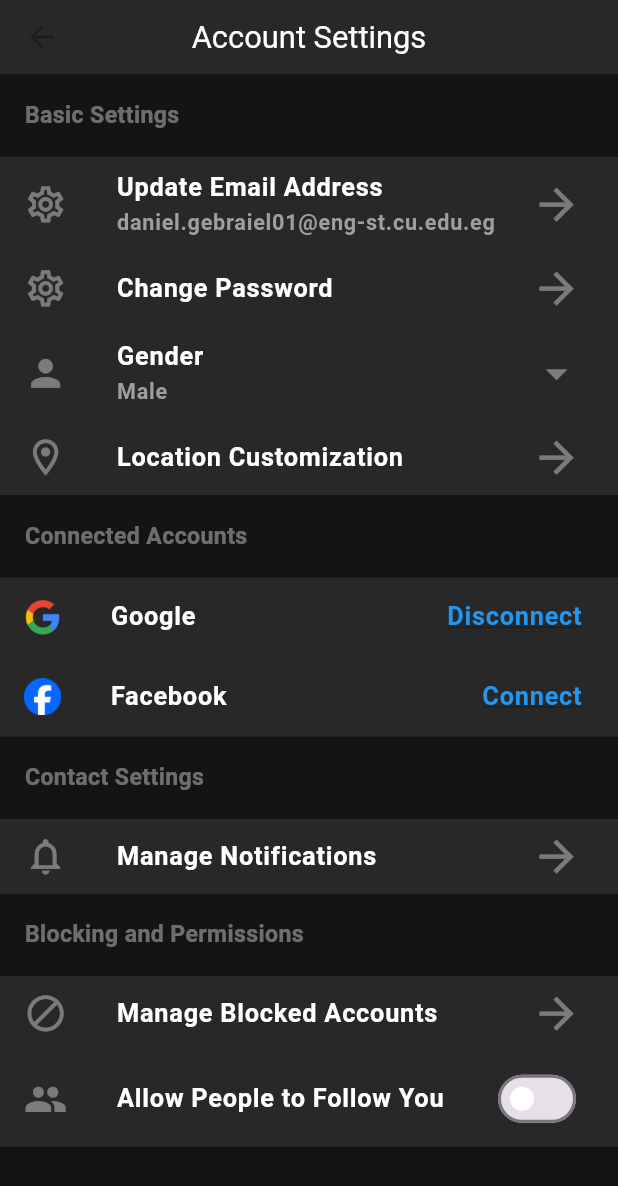
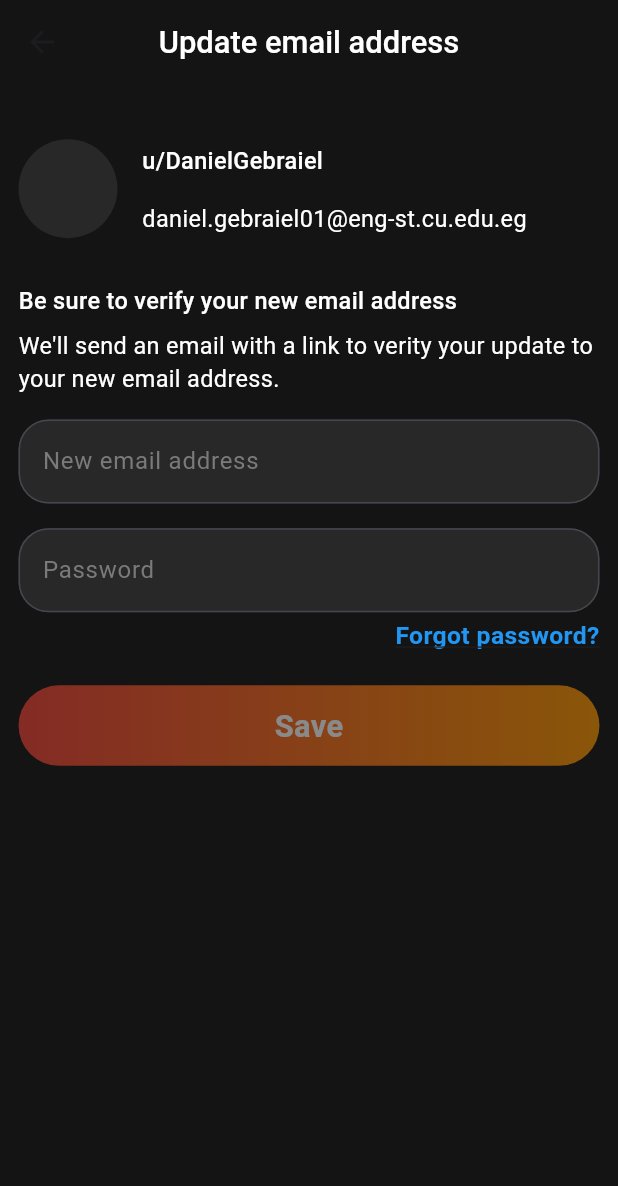
Before and after one commit to L-Ham/Cross, a Flutter app: the screen it shows after launch, after a tap on "Update Email Address", on a phone screen of 412 x 824 dp. Shown: the top 1186 px of the screen. Run offline on Flutter 3.47's test engine with Material 3 defaults, Android fonts, the phone set to English and light mode, and no system bars.

Commit message:
Refactoring of code & added Interactive text component + Update email address screen

```diff
--- a/lib/components/general_components/gradient_button.dart
+++ b/lib/components/general_components/gradient_button.dart
@@ -5,15 +5,21 @@ class GradientButton extends StatelessWidget {
   const GradientButton({
     super.key,
     required this.isPassFocused,
+    required this.buttonTitle,
+    required this.onTap
   });
 
   final bool isPassFocused;
+  final String buttonTitle;
+  final Function onTap;
 
   @override
   Widget build(BuildContext context) {
     return GestureDetector(
       onTap: () {
-        if (isPassFocused) {}
+        if (isPassFocused) {
+          onTap();
+        }
       },
       child: Opacity(
         opacity: isPassFocused ? 1 : 0.5,
@@ -29,7 +35,7 @@ class GradientButton extends StatelessWidget {
           ),
           child: Center(
             child: Text(
-              'Confirm',
+              buttonTitle,
               style: TextStyle(
                 color: Colors.white,
                 fontSize: ScreenSizeHandler.bigger * 0.025,
--- /dev/null
+++ b/lib/components/general_components/interactive_text.dart
@@ -0,0 +1,23 @@
+import 'package:flutter/material.dart';
+import 'package:reddit_bel_ham/constants.dart';
+import 'package:reddit_bel_ham/utilities/screen_size_handler.dart';
+
+class InteractiveText extends StatelessWidget {
+  const InteractiveText({super.key, required this.text, required this.onTap});
+
+  final String text;
+  final Function() onTap;
+
+  @override
+  Widget build(BuildContext context) {
+    return GestureDetector(
+      onTap: onTap,
+      child: Text(
+        text,
+        style: kInteractiveTextStyle.copyWith(
+          fontSize: ScreenSizeHandler.bigger * kInteractiveTextHeightRatio,
+        ),
+      ),
+    );
+  }
+}
--- /dev/null
+++ b/lib/components/settings_components/user_information_card.dart
@@ -0,0 +1,55 @@
+import 'package:flutter/material.dart';
+import 'package:reddit_bel_ham/constants.dart';
+import 'package:reddit_bel_ham/utilities/screen_size_handler.dart';
+
+class UserInformationCard extends StatelessWidget {
+  const UserInformationCard({
+    super.key,
+    required this.username,
+    required this.email,
+    this.imageUrl,
+  });
+
+  final String username;
+  final String email;
+  final String? imageUrl;
+
+  @override
+  Widget build(BuildContext context) {
+    return Row(
+      children: [
+        CircleAvatar(
+          backgroundColor: kFillingColor,
+          radius: ScreenSizeHandler.bigger * 0.04,
+          backgroundImage: imageUrl != null ? NetworkImage(imageUrl!) : null,
+        ),
+        Column(
+          crossAxisAlignment: CrossAxisAlignment.start,
+          children: [
+            Padding(
+              padding: EdgeInsets.symmetric(
+                  horizontal: ScreenSizeHandler.smaller * 0.04,
+                  vertical: ScreenSizeHandler.bigger * 0.01),
+              child: Text(
+                "u/$username",
+                style: kSettingsSubHeaderTextStyle.copyWith(
+                    fontSize: ScreenSizeHandler.bigger * kSettingsTextRatio),
+              ),
+            ),
+            Padding(
+              padding: EdgeInsets.symmetric(
+                  horizontal: ScreenSizeHandler.smaller * 0.04,
+                  vertical: ScreenSizeHandler.bigger * 0.01),
+              child: Text(
+                email,
+                style: kSettingsBodyTextStyle.copyWith(
+                  fontSize: ScreenSizeHandler.bigger * kSettingsTextRatio,
+                ),
+              ),
+            )
+          ],
+        )
+      ],
+    );
+  }
+}
--- a/lib/constants.dart
+++ b/lib/constants.dart
@@ -19,6 +19,8 @@ const double kSettingsTileSubtextRatio = 0.0175;
 const double kSettingsTrailingIconRatio = 0.041;
 const double kSettingsSegmentTextRatio = 0.0187;
 const double kAppBarTitleFontSizeRatio = 0.025;
+const double kSettingsTextRatio = 0.019;
+const double kInteractiveTextHeightRatio = 0.02;
 
 const kPageTitleStyle =
     TextStyle(fontWeight: FontWeight.w500, color: Colors.white);
@@ -27,7 +29,7 @@ TextStyle kSettingsIconTextStyle = const TextStyle(
   fontWeight: FontWeight.w600,
   color: Colors.white,
 );
-TextStyle kSettingsConnectedAccountsTextStyle = const TextStyle(
+TextStyle kInteractiveTextStyle = const TextStyle(
   color: Colors.blue,
   fontWeight: FontWeight.bold,
   decoration: TextDecoration.underline,
@@ -38,5 +40,8 @@ TextStyle kSettingsSegmentTileTextStyle = const TextStyle(
   color: Colors.white38,
 );
 
-TextStyle kDisconnectConnectedAccountsScreenTextStyle =
+TextStyle kSettingsSubHeaderTextStyle =
     const TextStyle(color: Colors.white, fontWeight: FontWeight.w500);
+
+TextStyle kSettingsBodyTextStyle =
+    const TextStyle(color: Colors.white, fontWeight: FontWeight.w400);
--- a/lib/main.dart
+++ b/lib/main.dart
@@ -3,6 +3,7 @@ import 'package:reddit_bel_ham/screens/connected_accounts_disconnect_screen.dart
 import 'package:reddit_bel_ham/screens/create_community.dart';
 import 'package:reddit_bel_ham/utilities/screen_size_handler.dart';
 import 'screens/account_settings_screen.dart';
+import 'package:reddit_bel_ham/screens/update_email_address_screen.dart';
 
 void main() {
   runApp(const RedditBElham());
@@ -23,6 +24,7 @@ class RedditBElham extends StatelessWidget {
         "create_community_screen": (context) => const CreateCommunityScreen(),
         "account_settings_screen": (context) => const AccountSettingsScreen(),
         "connected_accounts_disconnect_screen": (context) => const DisconnectScreen(),
+        "update_email_address_screen": (context) => const UpdateEmailAddressScreen(),
       },
       initialRoute: "account_settings_screen",
     );
--- a/lib/screens/account_settings_screen.dart
+++ b/lib/screens/account_settings_screen.dart
@@ -8,6 +8,7 @@ import 'package:reddit_bel_ham/components/settings_components/settings_tile.dart
 import 'package:reddit_bel_ham/components/settings_components/settings_tile_leading_icon.dart';
 import 'package:reddit_bel_ham/components/settings_components/settings_tile_image.dart';
 import 'package:reddit_bel_ham/components/settings_components/settings_tile_trailing_icon.dart';
+import 'package:reddit_bel_ham/components/general_components/interactive_text.dart';
 
 class AccountSettingsScreen extends StatefulWidget {
   const AccountSettingsScreen({super.key});
@@ -20,10 +21,10 @@ class _AccountSettingsScreenState extends State<AccountSettingsScreen> {
   String gender = "Male";
   String connectedEmailAddress = "daniel.gebraiel01@eng-st.cu.edu.eg";
   bool allowPeopleToFollowYou = false;
+  bool isConnectedToGoogle = true;
 
   @override
   Widget build(BuildContext context) {
-
     return MaterialApp(
       debugShowCheckedModeBanner: false,
       home: Scaffold(
@@ -34,11 +35,11 @@ class _AccountSettingsScreenState extends State<AccountSettingsScreen> {
               icon: const Icon(Icons.arrow_back),
               onPressed: () {
                 Navigator.pop(context);
-            }
-          ),
+              }),
           title: Text(
             "Account Settings",
-            style: TextStyle(color: Colors.white, fontSize: ScreenSizeHandler.bigger * 0.025),
+            style: kPageTitleStyle.copyWith(
+                fontSize: ScreenSizeHandler.bigger * kAppBarTitleFontSizeRatio),
           ),
           centerTitle: true,
         ),
@@ -61,7 +62,10 @@ class _AccountSettingsScreenState extends State<AccountSettingsScreen> {
                           trailingIcon: Icons.arrow_forward,
                         ),
                         subtitleText: connectedEmailAddress,
-                        onTap: () {},
+                        onTap: () {
+                          Navigator.pushNamed(
+                              context, 'update_email_address_screen');
+                        },
                       ),
                       SettingsTile(
                         leadingIcon: const SettingsTileLeadingIcon(
@@ -123,26 +127,19 @@ class _AccountSettingsScreenState extends State<AccountSettingsScreen> {
                           assetImageData: 'assets/images/google_logo.png',
                         ),
                         titleText: "Google",
-                        trailingWidget: Text(
-                          "Disconnect",
-                          style: kSettingsConnectedAccountsTextStyle.copyWith(
-                            fontSize: ScreenSizeHandler.bigger * kSettingsTileTextRatio,
-                          ),
-                        ),
+                        trailingWidget: isConnectedToGoogle
+                            ? InteractiveText(
+                                text: "Disconnect",
                                 onTap: () {
-                          Navigator.pushNamed(context, "connected_accounts_disconnect_screen");
+                                  Navigator.pushNamed(context,
+                                      'connected_accounts_disconnect_screen');
                                 },
-                      ),
-                      SettingsTile(
-                        leadingIcon: const SettingsTileImage(
-                          assetImageData: 'assets/images/facebook_logo.png',
-                        ),
-                        titleText: "Facebook",
-                        trailingWidget: Text(
-                          "Connect",
-                          style: kSettingsConnectedAccountsTextStyle.copyWith(
-                            fontSize: ScreenSizeHandler.bigger * kSettingsTileTextRatio,
-                          ),
+                              )
+                            : InteractiveText(
+                                text: "Connect",
+                                onTap: () {
+                                  //TODO: Implement the connect functionality
+                                },
                               ),
                         onTap: () {},
                       ),
--- a/lib/screens/change_gender_bottom_sheet.dart
+++ b/lib/screens/change_gender_bottom_sheet.dart
@@ -55,7 +55,7 @@ class _ChangeGenderBottomSheetState extends State<ChangeGenderBottomSheet> {
                     },
                     child: Text(
                       "Done",
-                      style: kSettingsConnectedAccountsTextStyle.copyWith(
+                      style: kInteractiveTextStyle.copyWith(
                           fontSize: ScreenSizeHandler.bigger * 0.022),
                     ),
                   )
--- a/lib/screens/connected_accounts_disconnect_screen.dart
+++ b/lib/screens/connected_accounts_disconnect_screen.dart
@@ -3,6 +3,8 @@ import 'package:reddit_bel_ham/components/credentials_text_field.dart';
 import 'package:reddit_bel_ham/constants.dart';
 import 'package:reddit_bel_ham/utilities/screen_size_handler.dart';
 import 'package:reddit_bel_ham/components/general_components/gradient_button.dart';
+import 'package:reddit_bel_ham/components/general_components/interactive_text.dart';
+import 'package:reddit_bel_ham/components/settings_components/user_information_card.dart';
 
 class DisconnectScreen extends StatefulWidget {
   const DisconnectScreen({super.key});
@@ -15,13 +17,15 @@ class _DisconnectScreenState extends State<DisconnectScreen> {
   TextEditingController passController = TextEditingController();
   bool isPassObscure = true;
   bool isPassFocused = false;
+  String email = "daniel.gebraiel01@eng-st.cu.edu.eg";
+  String username = "DanielGebraiel";
 
   @override
   Widget build(BuildContext context) {
     return Scaffold(
       backgroundColor: kBackgroundColor,
       appBar: AppBar(
-        backgroundColor: kFillingColor,
+        backgroundColor: kBackgroundColor,
         leading: IconButton(
           icon: const Icon(Icons.arrow_back),
           onPressed: () {
@@ -44,48 +48,19 @@ class _DisconnectScreenState extends State<DisconnectScreen> {
               child: Column(
                 crossAxisAlignment: CrossAxisAlignment.start,
                 children: [
-                  Row(
-                    children: [
-                      CircleAvatar(
-                        backgroundColor: kFillingColor,
-                        radius: ScreenSizeHandler.bigger * 0.04,
-                      ),
-                      Column(
-                        crossAxisAlignment: CrossAxisAlignment.start,
-                        children: [
-                          Padding(
-                            padding: EdgeInsets.symmetric(
-                                horizontal: ScreenSizeHandler.smaller * 0.04,
-                                vertical: ScreenSizeHandler.bigger * 0.01),
-                            child: Text(
-                              "u/Daniel_Gebraiel",
-                              style: kDisconnectConnectedAccountsScreenTextStyle
-                                  .copyWith(
-                                      fontSize: ScreenSizeHandler.bigger * 0.019),
-                            ),
-                          ),
-                          Padding(
-                            padding: EdgeInsets.symmetric(
-                                horizontal: ScreenSizeHandler.smaller * 0.04,
-                                vertical: ScreenSizeHandler.bigger * 0.01),
-                            child: Text(
-                              "daniel.gebraiel01@eng-st.cu.edu.eg",
-                              style: kDisconnectConnectedAccountsScreenTextStyle
-                                  .copyWith(
-                                      fontSize: ScreenSizeHandler.bigger * 0.019),
-                            ),
-                          )
-                        ],
-                      )
-                    ],
+                  UserInformationCard(
+                    email: email,
+                    username: username,
                   ),
                   Padding(
                     padding: EdgeInsets.symmetric(
                         vertical: ScreenSizeHandler.bigger * 0.022),
                     child: Text(
                       "For your security, confirm your password.",
-                      style: kDisconnectConnectedAccountsScreenTextStyle.copyWith(
-                          fontSize: ScreenSizeHandler.bigger * 0.019),
+                      style:
+                          kSettingsSubHeaderTextStyle.copyWith(
+                        fontSize: ScreenSizeHandler.bigger * 0.019,
+                      ),
                     ),
                   ),
                   CredentialsTextField(
@@ -112,12 +87,11 @@ class _DisconnectScreenState extends State<DisconnectScreen> {
                   Padding(
                     padding:
                         EdgeInsets.only(top: ScreenSizeHandler.bigger * 0.015),
-                    child: GestureDetector(
-                      onTap: () {},
-                      child: Text(
-                        "Forgot password?",
-                        style: kSettingsConnectedAccountsTextStyle,
-                      ),
+                    child: InteractiveText(
+                      text: "Forgot Password?",
+                      onTap: () {
+                        //TODO: Implement the forgot password functionality
+                      },
                     ),
                   ),
                 ],
@@ -128,7 +102,10 @@ class _DisconnectScreenState extends State<DisconnectScreen> {
                 vertical: ScreenSizeHandler.bigger * 0.02,
                 horizontal: ScreenSizeHandler.smaller * 0.04,
               ),
-              child: GradientButton(isPassFocused: isPassFocused),
+              child: GradientButton(
+                  isPassFocused: isPassFocused,
+                  buttonTitle: "Confirm",
+                  onTap: () {}),
             )
           ],
         ),
--- /dev/null
+++ b/lib/screens/update_email_address_screen.dart
@@ -0,0 +1,153 @@
+import 'package:flutter/material.dart';
+import 'package:reddit_bel_ham/components/general_components/gradient_button.dart';
+import 'package:reddit_bel_ham/components/general_components/interactive_text.dart';
+import 'package:reddit_bel_ham/components/settings_components/user_information_card.dart';
+import 'package:reddit_bel_ham/constants.dart';
+import 'package:reddit_bel_ham/utilities/screen_size_handler.dart';
+import 'package:reddit_bel_ham/components/credentials_text_field.dart';
+
+class UpdateEmailAddressScreen extends StatefulWidget {
+  const UpdateEmailAddressScreen({super.key});
+
+  @override
+  State<UpdateEmailAddressScreen> createState() =>
+      _UpdateEmailAddressScreenState();
+}
+
+class _UpdateEmailAddressScreenState extends State<UpdateEmailAddressScreen> {
+  String username = "DanielGebraiel";
+  String email = "daniel.gebraiel01@eng-st.cu.edu.eg";
+  TextEditingController passwordController = TextEditingController();
+  bool isPasswordObscure = true;
+  bool isPasswordFocused = false;
+
+  TextEditingController emailController = TextEditingController();
+  bool isEmailFocused = false;
+
+  @override
+  Widget build(BuildContext context) {
+    return Scaffold(
+      appBar: AppBar(
+        backgroundColor: kBackgroundColor,
+        leading: IconButton(
+          icon: const Icon(Icons.arrow_back),
+          onPressed: () {
+            Navigator.pop(context);
+          },
+        ),
+        title: Text(
+          "Update email address",
+          style: kPageTitleStyle.copyWith(
+            fontSize: ScreenSizeHandler.bigger * kAppBarTitleFontSizeRatio,
+          ),
+        ),
+        centerTitle: true,
+      ),
+      backgroundColor: kBackgroundColor,
+      body: Padding(
+        padding: EdgeInsets.symmetric(
+            vertical: ScreenSizeHandler.screenHeight * 0.038,
+            horizontal: ScreenSizeHandler.screenWidth * 0.03),
+        child: SingleChildScrollView(
+          child: Column(
+            crossAxisAlignment: CrossAxisAlignment.start,
+            children: [
+              Padding(
+                padding: EdgeInsets.only(bottom: ScreenSizeHandler.bigger * 0.03),
+                child: UserInformationCard(username: username, email: email),
+              ),
+              Padding(
+                padding: EdgeInsets.only(bottom: ScreenSizeHandler.bigger * 0.01),
+                child: Text(
+                  "Be sure to verify your new email address",
+                  style: kSettingsSubHeaderTextStyle.copyWith(
+                    fontSize: ScreenSizeHandler.bigger * kSettingsTextRatio,
+                  ),
+                ),
+              ),
+              Text(
+                "We'll send an email with a link to verity your update to your new email address.",
+                style: kSettingsBodyTextStyle.copyWith(
+                  fontSize: ScreenSizeHandler.bigger * kSettingsTextRatio,
+                ),
+              ),
+              Padding(
+                padding:
+                    EdgeInsets.only(top: ScreenSizeHandler.screenHeight * 0.02),
+                child: CredentialsTextField(
+                  controller: emailController,
+                  isObscure: isPasswordObscure,
+                  text: 'New email address',
+                  suffixIcon: isEmailFocused
+                      ? IconButton(
+                          icon: const Icon(Icons.cancel_rounded),
+                          onPressed: () {
+                            setState(() {
+                              emailController.clear();
+                            });
+                          },
+                        )
+                      : null,
+                  isFocused: isEmailFocused,
+                  onChanged: (value) {
+                    setState(() {
+                      isEmailFocused = value.isNotEmpty;
+                    });
+                  },
+                ),
+              ),
+              Padding(
+                padding:
+                    EdgeInsets.only(top: ScreenSizeHandler.screenHeight * 0.02),
+                child: CredentialsTextField(
+                  controller: passwordController,
+                  isObscure: isPasswordObscure,
+                  text: 'Password',
+                  suffixIcon: isPasswordFocused
+                      ? IconButton(
+                          icon: Icon(Icons.visibility_rounded),
+                          onPressed: () {
+                            setState(() {
+                              isPasswordObscure = !isPasswordObscure;
+                            });
+                          },
+                        )
+                      : null,
+                  isFocused: isPasswordFocused,
+                  onChanged: (value) {
+                    setState(() {
+                      isPasswordFocused = value.isNotEmpty;
+                    });
+                  },
+                ),
+              ),
+              Padding(
+                padding: EdgeInsets.symmetric(
+                    vertical: ScreenSizeHandler.screenHeight * 0.005),
+                child: Align(
+                  alignment: Alignment.centerRight,
+                  child: InteractiveText(
+                    text: "Forgot password?",
+                    onTap: () {
+                      //TODO: Implement the forgot password functionality
+                    },
+                  ),
+                ),
+              ),
+              Padding(
+                padding: EdgeInsets.symmetric(
+                    vertical: ScreenSizeHandler.screenHeight * 0.02),
+                child: GradientButton(
+                    isPassFocused: isEmailFocused && isPasswordFocused,
+                    buttonTitle: "Save",
+                    onTap: () {
+                      //TODO: Implement the send email functionality
+                    }),
+              )
+            ],
+          ),
+        ),
+      ),
+    );
+  }
+}
--- a/lib/utilities/screen_size_handler.dart
+++ b/lib/utilities/screen_size_handler.dart
@@ -1,19 +1,24 @@
 class ScreenSizeHandler {
-  static double screenWidth = 0;
-  static double screenHeight = 0;
-  static double bigger = 0;
-  static double smaller = 0;
+  static double _screenWidth = 0;
+  static double _screenHeight = 0;
+  static double _bigger = 0;
+  static double _smaller = 0;
+
+  static double get screenWidth => _screenWidth;
+  static double get screenHeight => _screenHeight;
+  static double get bigger => _bigger;
+  static double get smaller => _smaller;
 
   static void initialize(double width, double height) {
-    screenWidth = width;
-    screenHeight = height;
+    _screenWidth = width;
+    _screenHeight = height;
 
-    if (screenWidth > screenHeight) {
-      bigger = screenWidth;
-      smaller = screenHeight;
+    if (_screenWidth > _screenHeight) {
+      _bigger = _screenWidth;
+      _smaller = _screenHeight;
     } else {
-      bigger = screenHeight;
-      smaller = screenWidth;
+      _bigger = _screenHeight;
+      _smaller = _screenWidth;
     }
   }
 }
```
Lines whose indentation alone changed are shown as unchanged.
